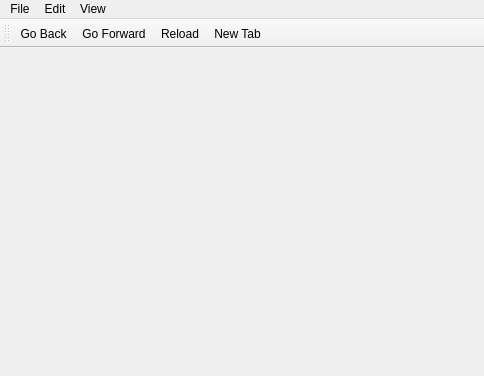
The window that browser/mainwindow.ui (vicr123/theweb) describes before a commit, drawn with Qt 5.
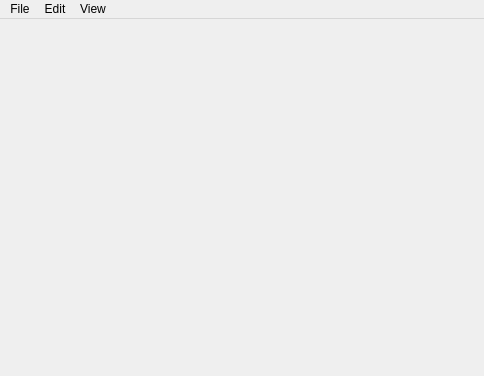
The same window after the commit. Icons and pictures are not drawn. Custom widgets are drawn as their Qt base class.

```diff
--- a/browser/mainwindow.ui
+++ b/browser/mainwindow.ui
@@ -119,18 +119,6 @@
    <addaction name="menuEdit"/>
    <addaction name="menuView"/>
   </widget>
-  <widget class="QToolBar" name="mainToolBar">
-   <attribute name="toolBarArea">
-    <enum>TopToolBarArea</enum>
-   </attribute>
-   <attribute name="toolBarBreak">
-    <bool>false</bool>
-   </attribute>
-   <addaction name="actionGoBack"/>
-   <addaction name="actionGoForward"/>
-   <addaction name="actionReload"/>
-   <addaction name="actionNewTab"/>
-  </widget>
   <action name="actionGoBack">
    <property name="icon">
     <iconset theme="go-previous">
@@ -213,6 +201,14 @@
   </action>
  </widget>
  <layoutdefault spacing="6" margin="11"/>
+ <customwidgets>
+  <customwidget>
+   <class>Toolbar</class>
+   <extends>QWidget</extends>
+   <header>widgets/toolbar.h</header>
+   <container>1</container>
+  </customwidget>
+ </customwidgets>
  <resources>
   <include location="resources.qrc"/>
  </resources>
```
Left out of the diff: 5 changed lines with no effect on the pictures.
